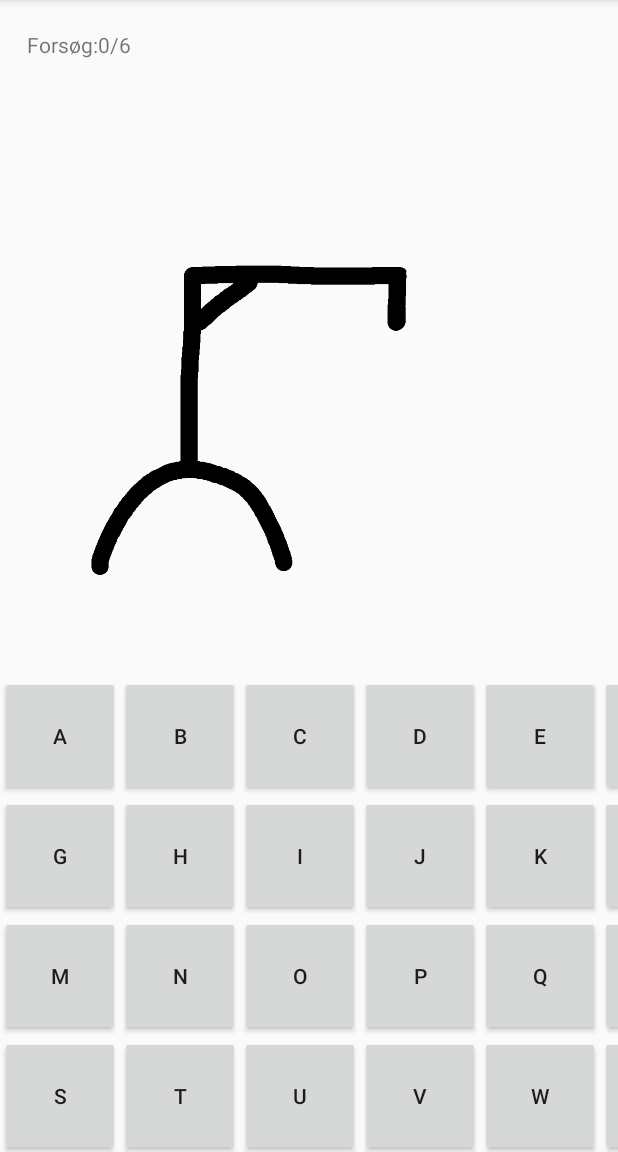
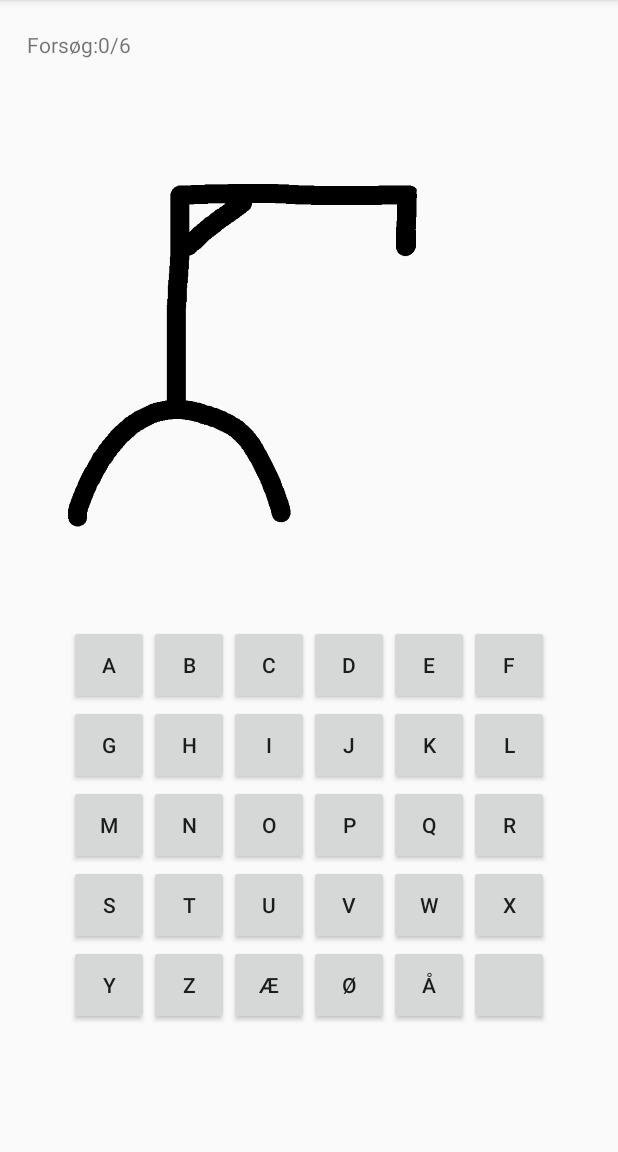
Before and after one commit to ExpectedInt64/Galgeleg, an Android app: the SpilActivity screen opened directly, with no data from a screen before it, on a phone screen of 412 x 824 dp, the part 84-1236 px from its top. Run offline under Robolectric (Android 15) with nearby library versions, the phone set to English and light mode, and no system bars; network calls fail; 3 statements that could not run were skipped.

Commit message:
Størrelser rettet

```diff
--- a/app/src/main/java/com/example/galgeleg/SpilActivity.java
+++ b/app/src/main/java/com/example/galgeleg/SpilActivity.java
@@ -2,8 +2,10 @@ package com.example.galgeleg;
 
 import androidx.appcompat.app.AppCompatActivity;
 
+import android.content.Context;
 import android.content.Intent;
 import android.content.SharedPreferences;
+import android.content.res.Configuration;
 import android.graphics.Color;
 import android.hardware.Sensor;
 import android.hardware.SensorEvent;
@@ -13,8 +15,11 @@ import android.os.Bundle;
 import android.os.Handler;
 import android.os.SystemClock;
 import android.preference.PreferenceManager;
+import android.util.DisplayMetrics;
 import android.util.Log;
+import android.view.Display;
 import android.view.View;
+import android.view.WindowManager;
 import android.widget.Button;
 
 import androidx.gridlayout.widget.GridLayout;
@@ -55,8 +60,8 @@ public class SpilActivity extends AppCompatActivity {
     private float mAccel;
     private float mAccelCurrent;
     private float mAccelLast;
-
     private long lastShakeTime = 0;
+    private ArrayList<Integer> screenSize;
 
 
     @Override
@@ -73,13 +78,14 @@ public class SpilActivity extends AppCompatActivity {
         mAccel = 0.00f;
         mAccelCurrent = SensorManager.GRAVITY_EARTH;
         mAccelLast = SensorManager.GRAVITY_EARTH;
-
+        screenSize = getScreenResolution(this);
         GridLayout gridLayout = (GridLayout) findViewById(R.id.gridLayout);
         gridLayout.setColumnCount(6);
         gridLayout.setRowCount(5);
         String sArray[] = {"A", "B", "C", "D", "E", "F", "G", "H", "I", "J", "K", "L", "M", "N", "O", "P", "Q", "R", "S", "T", "U", "V", "W", "X", "Y", "Z", "Æ", "Ø", "Å", ""};
         createButtons(sArray);
         addButtonsToGrid(gridLayout);
+
         appSharedPrefs = PreferenceManager
                 .getDefaultSharedPreferences(this.getApplicationContext());
         spilLogik = new SpilLogik();
@@ -192,10 +198,31 @@ public class SpilActivity extends AppCompatActivity {
 
     private void createButton(String s) {
         Button button = new Button(SpilActivity.this);
-        button.setMinimumWidth(120);
-        button.setMinimumHeight(120);
-        button.setWidth(15);
-        button.setHeight(30);
+            if(screenSize.get(0) < 600){
+                button.setMinimumWidth(60);
+                button.setMinimumHeight(60);
+                button.setMaxWidth(80);
+                button.setMaxHeight(80);
+                button.setWidth(15);
+                button.setHeight(30);
+                System.out.println("Screensize Small: "+ screenSize);
+            }else if(screenSize.get(0) < 800 && screenSize.get(0) >=600){
+                button.setMinimumWidth(80);
+                button.setMinimumHeight(80);
+                button.setMaxWidth(80);
+                button.setMaxHeight(80);
+                button.setWidth(15);
+                button.setHeight(30);
+                System.out.println("Screensize Medium: "+ screenSize);
+            }else{
+                button.setMinimumWidth(120);
+                button.setMinimumHeight(120);
+                button.setMaxWidth(80);
+                button.setMaxHeight(80);
+                System.out.println("Screensize Large: "+ screenSize);
+                button.setWidth(15);
+                button.setHeight(30);
+            }
         button.setText(s);
         buttons.add(button);
     }
@@ -212,6 +239,21 @@ public class SpilActivity extends AppCompatActivity {
                 grid.addView(b);
             }
         });
+    }
+
+    private static ArrayList<Integer> getScreenResolution(Context context)
+    {
+        WindowManager wm = (WindowManager) context.getSystemService(Context.WINDOW_SERVICE);
+        Display display = wm.getDefaultDisplay();
+        DisplayMetrics metrics = new DisplayMetrics();
+        display.getMetrics(metrics);
+        int width = metrics.widthPixels;
+        int height = metrics.heightPixels;
+        ArrayList<Integer> wh = new ArrayList<>();
+        wh.add(width);
+        wh.add(height);
+
+        return wh;
     }
 
     //https://stackoverflow.com/questions/2317428/how-to-refresh-app-upon-shaking-the-device
--- a/app/src/main/res/layout/activity_spil.xml
+++ b/app/src/main/res/layout/activity_spil.xml
@@ -10,7 +10,7 @@
         android:id="@+id/textView2"
         android:layout_width="wrap_content"
         android:layout_height="wrap_content"
-        android:layout_marginTop="51dp"
+        android:layout_marginTop="30dp"
         android:textSize="36sp"
         app:layout_constraintBottom_toTopOf="@id/imageView3"
         app:layout_constraintEnd_toEndOf="parent"
@@ -32,14 +32,11 @@
         android:layout_width="wrap_content"
         android:layout_height="0dp"
         android:layout_gravity="center"
-        android:layout_marginTop="0dp"
-        app:columnCount="5"
         app:layout_constraintBottom_toBottomOf="parent"
         app:layout_constraintEnd_toEndOf="parent"
         app:layout_constraintHorizontal_bias="0.5"
         app:layout_constraintStart_toStartOf="parent"
-        app:layout_constraintTop_toBottomOf="@+id/imageView3"
-        app:rowCount="6">
+        app:layout_constraintTop_toBottomOf="@+id/imageView3">
 
     </androidx.gridlayout.widget.GridLayout>
 
@@ -57,8 +54,8 @@
         android:id="@+id/imageView3"
         android:layout_width="wrap_content"
         android:layout_height="0dp"
-        android:layout_marginTop="125dp"
-        android:layout_marginBottom="8dp"
+        android:layout_marginTop="65dp"
+        android:layout_marginBottom="0dp"
         app:layout_constraintBottom_toTopOf="@+id/gridLayout"
         app:layout_constraintEnd_toEndOf="parent"
         app:layout_constraintEnd_toStartOf="@+id/gridLayout"
```
Also changed, not shown: app/src/main/res/layout/activity_hoved_menu.xml (+4 -4 lines).
